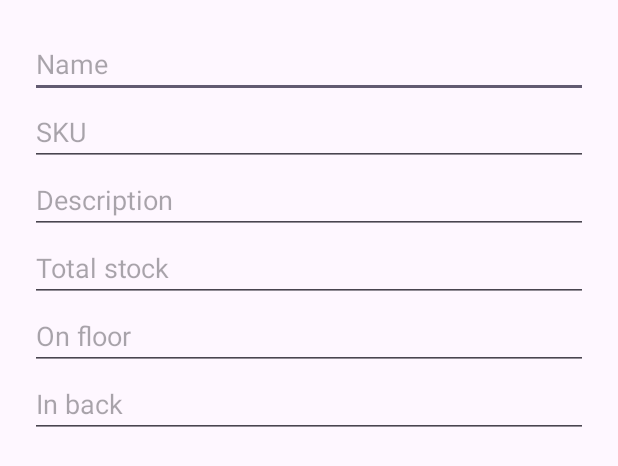
After one commit to NicPix30/inventoryapp, an Android app: the layout dialog_new_item.xml on its own in the app's theme, with its tools: preview values and no code run, on a phone screen of 412 x 824 dp. The commit adds this screen. Shown: the top 466 px of the screen. Run offline under Robolectric (Android 15) with nearby library versions, the phone set to English and light mode, and no system bars.

Commit message:
okay so now we got a working scanner and db set up. yay us lets go, we upload new items. and pull info on old ones

```diff
--- /dev/null
+++ b/app/src/main/res/layout/dialog_new_item.xml
@@ -0,0 +1,51 @@
+<?xml version="1.0" encoding="utf-8"?>
+<ScrollView xmlns:android="http://schemas.android.com/apk/res/android"
+    android:layout_width="match_parent"
+    android:layout_height="wrap_content">
+
+    <LinearLayout
+        android:orientation="vertical"
+        android:padding="20dp"
+        android:layout_width="match_parent"
+        android:layout_height="wrap_content">
+
+        <EditText
+            android:id="@+id/inputName"
+            android:layout_width="match_parent"
+            android:layout_height="wrap_content"
+            android:hint="Name" />
+
+        <EditText
+            android:id="@+id/inputSku"
+            android:layout_width="match_parent"
+            android:layout_height="wrap_content"
+            android:hint="SKU" />
+
+        <EditText
+            android:id="@+id/inputDesc"
+            android:layout_width="match_parent"
+            android:layout_height="wrap_content"
+            android:hint="Description" />
+
+        <EditText
+            android:id="@+id/inputTotal"
+            android:layout_width="match_parent"
+            android:layout_height="wrap_content"
+            android:hint="Total stock"
+            android:inputType="number" />
+
+        <EditText
+            android:id="@+id/inputOnFloor"
+            android:layout_width="match_parent"
+            android:layout_height="wrap_content"
+            android:hint="On floor"
+            android:inputType="number" />
+
+        <EditText
+            android:id="@+id/inputInBack"
+            android:layout_width="match_parent"
+            android:layout_height="wrap_content"
+            android:hint="In back"
+            android:inputType="number" />
+    </LinearLayout>
+</ScrollView>
```
Also changed, not shown: app/src/main/java/com/application/inventoryapp/MainActivity.kt (+144 -22 lines), app/src/main/java/com/application/inventoryapp/ScanActivity.kt (+4 -4 lines).
